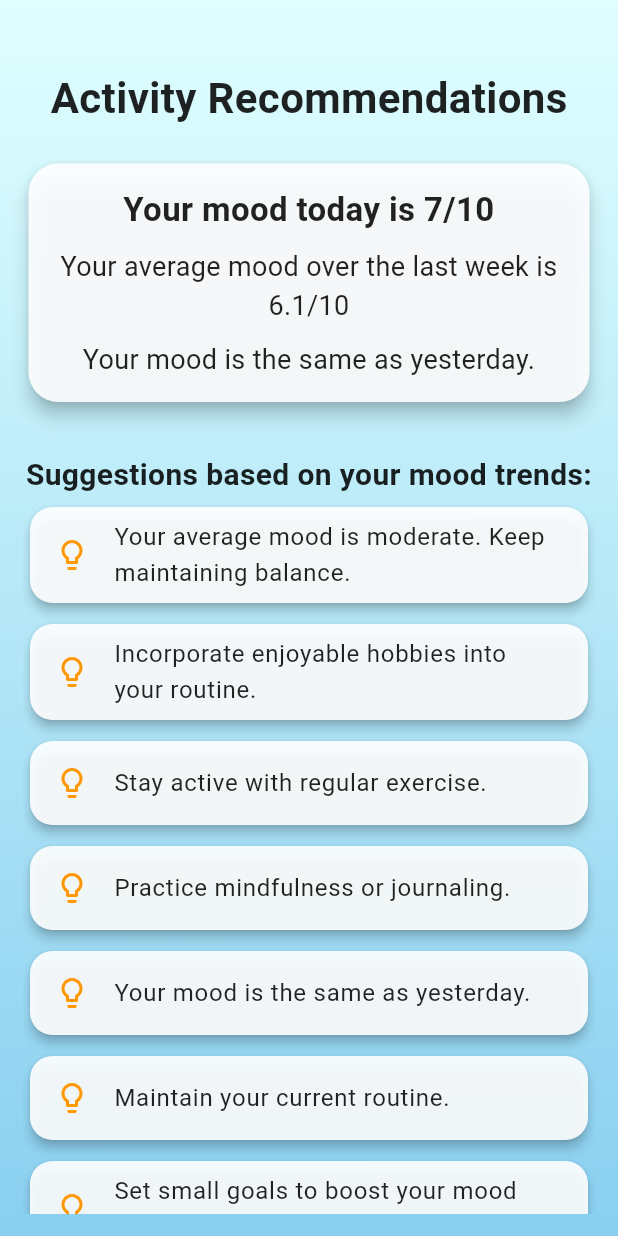
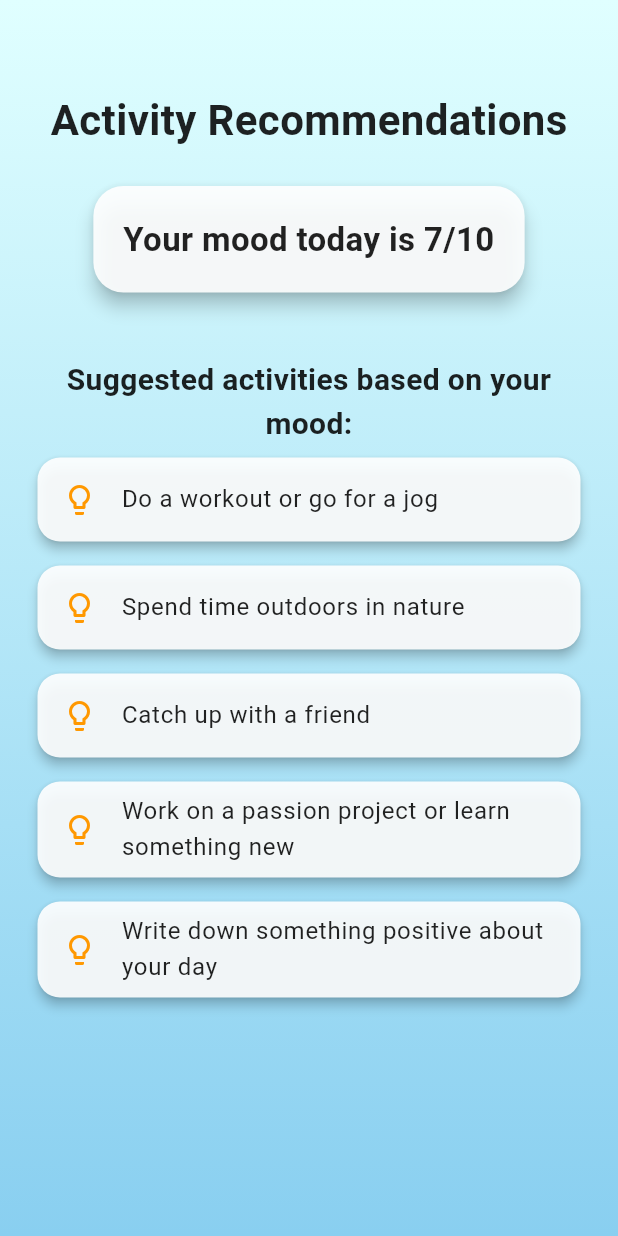
Before and after one commit to K33w3/FlutterMoodApp, a Flutter app: the screen it shows after launch, swiped to page 4, on a phone screen of 412 x 824 dp. Run offline on Flutter 3.47's test engine with Material 3 defaults, Android fonts, the phone set to English and light mode, and no system bars; our stand-ins replace fl_chart.

```diff
--- a/lib/screens/activity.dart
+++ b/lib/screens/activity.dart
@@ -3,36 +3,11 @@ import 'package:flutter/material.dart';
 class ActivityScreen extends StatelessWidget {
   final int moodValue;
 
-  // Example mood values for the last 6 days (excluding today)
-  final List<int> weeklyMoodValues = [6, 5, 7, 6, 5, 7]; // Made-up mood values
-
-  ActivityScreen({super.key, required this.moodValue});
+  const ActivityScreen({super.key, required this.moodValue});
 
   @override
   Widget build(BuildContext context) {
-    // Create a full week mood list including today
-    List<int> fullWeekMoodValues = List.from(weeklyMoodValues);
-    fullWeekMoodValues.add(moodValue);
-
-    // Analyze mood trends
-    double averageMood =
-        fullWeekMoodValues.reduce((a, b) => a + b) / fullWeekMoodValues.length;
-
-    // Compare today's mood with yesterday's mood
-    int yesterdayMood = weeklyMoodValues.last;
-    int moodChangeValue = moodValue - yesterdayMood;
-    String moodTrend;
-
-    if (moodChangeValue > 0) {
-      moodTrend = 'improving';
-    } else if (moodChangeValue < 0) {
-      moodTrend = 'slightly lower than yesterday'; // More gentle approach
-    } else {
-      moodTrend = 'the same as yesterday';
-    }
-
-    List<String> recommendations =
-        _getIntelligentActivityRecommendations(averageMood, moodTrend);
+    List<String> recommendations = _getActivityRecommendations(moodValue);
 
     return Scaffold(
       // Added a background gradient
@@ -45,10 +20,10 @@ class ActivityScreen extends StatelessWidget {
           ),
         ),
         child: Padding(
-          padding: const EdgeInsets.all(15.0),
+          padding: const EdgeInsets.all(20.0),
           child: Column(
             children: [
-              const SizedBox(height: 30),
+              const SizedBox(height: 40),
               const Text(
                 'Activity Recommendations',
                 style: TextStyle(
@@ -63,7 +38,7 @@ class ActivityScreen extends StatelessWidget {
                     borderRadius: BorderRadius.circular(20)),
                 elevation: 5,
                 child: Padding(
-                  padding: const EdgeInsets.all(15.0),
+                  padding: const EdgeInsets.all(20.0),
                   child: Column(
                     children: [
                       Text(
@@ -74,29 +49,13 @@ class ActivityScreen extends StatelessWidget {
                             color: Colors.black87), // Changed text color
                         textAlign: TextAlign.center,
                       ),
-                      const SizedBox(height: 10),
-                      Text(
-                        'Your average mood over the last week is ${averageMood.toStringAsFixed(1)}/10',
-                        style: const TextStyle(
-                            fontSize: 18, color: Colors.black87),
-                        // Changed text color
-                        textAlign: TextAlign.center,
-                      ),
-                      const SizedBox(height: 10),
-                      Text(
-                        'Your mood is $moodTrend.',
-                        style: const TextStyle(
-                            fontSize: 18, color: Colors.black87),
-                        // Changed text color
-                        textAlign: TextAlign.center,
-                      ),
                     ],
                   ),
                 ),
               ),
-              const SizedBox(height: 30),
+              const SizedBox(height: 40),
               const Text(
-                'Suggestions based on your mood trends:',
+                'Suggested activities based on your mood:',
                 style: TextStyle(
                     fontSize: 20,
                     fontWeight: FontWeight.bold,
@@ -113,7 +72,7 @@ class ActivityScreen extends StatelessWidget {
                           borderRadius: BorderRadius.circular(15)),
                       elevation: 3,
                       margin: const EdgeInsets.symmetric(
-                          vertical: 7.0, horizontal: 5.0),
+                          vertical: 8.0, horizontal: 5.0),
                       child: ListTile(
                         leading: const Icon(Icons.lightbulb_outline,
                             color: Colors.orange),
@@ -136,48 +95,39 @@ class ActivityScreen extends StatelessWidget {
   }
 
   // Method to provide intelligent activity recommendations based on mood trends
-  List<String> _getIntelligentActivityRecommendations(
-      double averageMood, String moodTrend) {
-    List<String> recommendations = [];
-
-    // Recommendations based on average mood
-    if (averageMood <= 4) {
-      recommendations.add('Consider self-care activities to improve your mood.');
-      recommendations.add('Reach out to friends or family for support.');
-      recommendations
-          .add('Engage in relaxing activities like meditation or yoga.');
-      recommendations.add('Maintain a regular sleep schedule.');
-    } else if (averageMood <= 7) {
-      recommendations
-          .add('Your average mood is moderate. Keep maintaining balance.');
-      recommendations.add('Incorporate enjoyable hobbies into your routine.');
-      recommendations.add('Stay active with regular exercise.');
-      recommendations.add('Practice mindfulness or journaling.');
+  List<String> _getActivityRecommendations(int mood) {
+    if (mood <= 3) {
+      return [
+        'Take a break and do something relaxing',
+        'Go for a short walk outside to refresh your mind',
+        'Watch a comforting movie or show',
+        'Talk to a close friend or family member',
+        'Try some light meditation or breathing exercises',
+      ];
+    } else if (mood <= 6) {
+      return [
+        'Engage in a hobby like drawing or reading',
+        'Take a brisk walk or light exercise',
+        'Listen to uplifting music',
+        'Plan a small, enjoyable activity for later',
+        'Cook a meal or bake something simple',
+      ];
+    } else if (mood <= 8) {
+      return [
+        'Do a workout or go for a jog',
+        'Spend time outdoors in nature',
+        'Catch up with a friend',
+        'Work on a passion project or learn something new',
+        'Write down something positive about your day',
+      ];
     } else {
-      recommendations.add('Your average mood is high. Great job!');
-      recommendations.add('Challenge yourself with new goals.');
-      recommendations.add('Spread positivity by helping others.');
-      recommendations.add('Plan an exciting activity or trip.');
+      return [
+        'Tackle a big project or activity you’ve been putting off',
+        'Host a gathering or virtual hangout with friends',
+        'Take a challenging hike or outdoor adventure',
+        'Treat yourself to something you enjoy (a meal, a show, etc.)',
+        'Write down your goals for the week and get started on them',
+      ];
     }
-
-    // Recommendations based on mood trend
-    if (moodTrend == 'improving') {
-      recommendations
-          .add('Your mood is improving. Keep up the positive habits.');
-      recommendations
-          .add('Reflect on what’s contributing to your better mood.');
-      recommendations.add('Share your experiences with others.');
-    } else if (moodTrend == 'slightly lower than yesterday') {
-      recommendations.add('Your mood is slightly lower than yesterday.');
-      recommendations.add('Take some time to relax and recharge.');
-      recommendations.add('Engage in activities you enjoy.');
-      recommendations.add('Remember that it’s okay to have off days.');
-    } else {
-      recommendations.add('Your mood is the same as yesterday.');
-      recommendations.add('Maintain your current routine.');
-      recommendations.add('Set small goals to boost your mood further.');
-    }
-
-    return recommendations;
   }
 }
```
